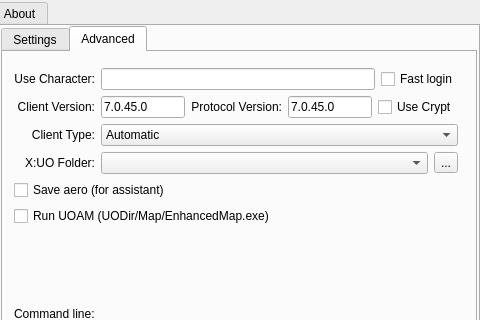
First picture: the form in launcherwindow.ui, repository jokker23/OrionLauncher, before the edit; both pictures show x 201 to 681 and y 0 to 320 of the 681 by 434 pixel window.
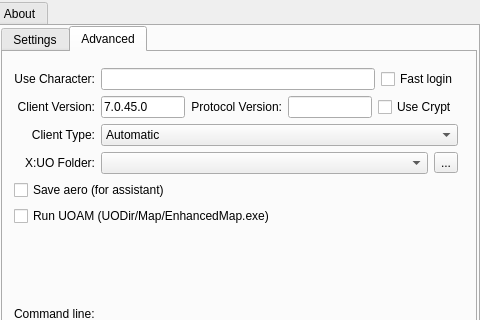
Second picture: the form after the edit. The open tabs and pages were chosen to show the change. Icons and pictures are not drawn.

Patch:
```diff
--- a/launcherwindow.ui
+++ b/launcherwindow.ui
@@ -382,7 +382,7 @@
                  <item>
                   <widget class="QLineEdit" name="le_ServerClientVersion_2">
                    <property name="text">
-                    <string>7.0.45.0</string>
+                    <string/>
                    </property>
                    <property name="maxLength">
                     <number>30</number>
```
Left out of the diff: 60 changed lines with no effect on the pictures.
